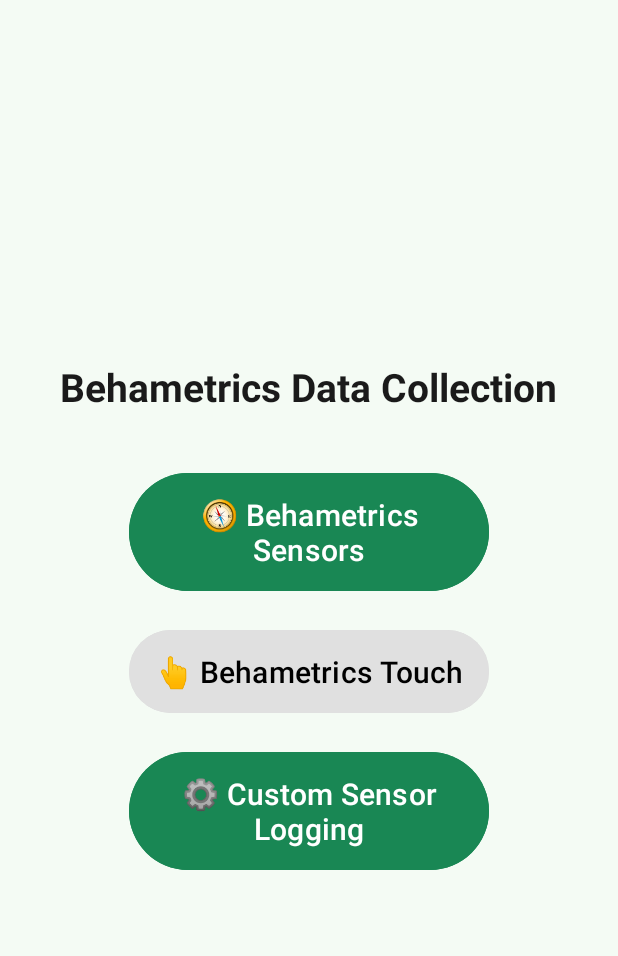
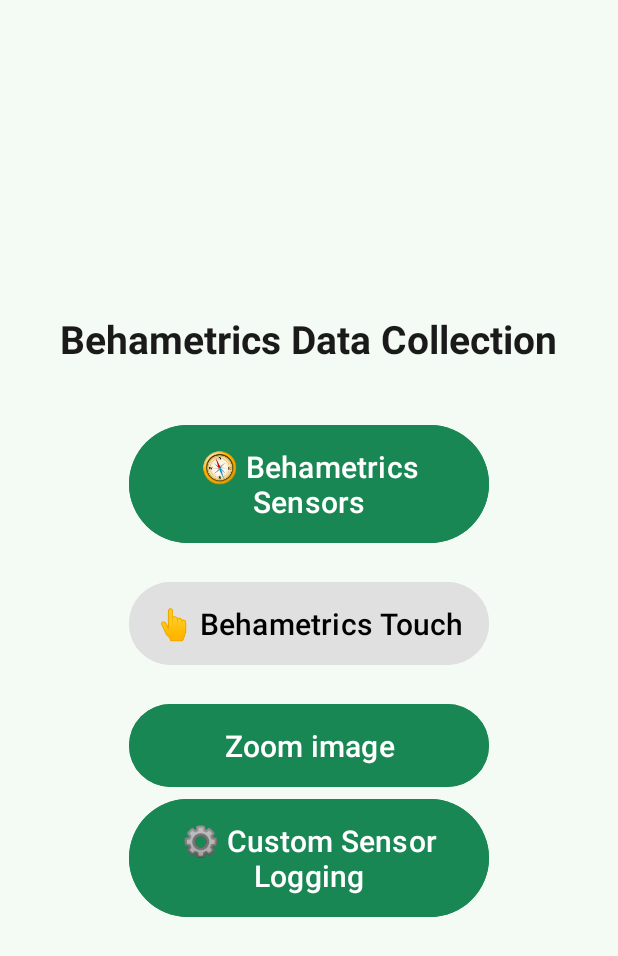
Before and after one commit to MarekBs/DP_25, an Android app: the screen it shows after launch (MainActivity), on a phone screen of 412 x 824 dp. Shown: the top 956 px of the screen. Run offline under Robolectric (Android 15) with nearby library versions, the phone set to English and light mode, and no system bars.

Commit message:
zoom img added

```diff
--- a/app/build.gradle.kts
+++ b/app/build.gradle.kts
@@ -48,6 +48,7 @@
 
     implementation("androidx.lifecycle:lifecycle-viewmodel-ktx:2.8.4")
     implementation("androidx.viewpager2:viewpager2:1.0.0")
+    implementation("com.github.chrisbanes:PhotoView:2.3.0")
     implementation("com.google.android.material:material:1.10.0")
     implementation("androidx.fragment:fragment-ktx:1.8.4")
     implementation(libs.androidx.core.ktx)
--- a/app/src/main/java/com/example/dp_app/fragments/BehametricsFragment.kt
+++ b/app/src/main/java/com/example/dp_app/fragments/BehametricsFragment.kt
@@ -64,9 +64,7 @@
             viewModel.stopLogging(requireActivity())
             uploadNonTouchLogs()
         }
-        view.findViewById<View>(R.id.behaFrag).setOnClickListener {
-            hideKeyboard()
-        }
+
 
         dropdown = view.findViewById(R.id.dropdown)
 
--- a/app/src/main/java/com/example/dp_app/fragments/IntroFragment.kt
+++ b/app/src/main/java/com/example/dp_app/fragments/IntroFragment.kt
@@ -21,6 +21,7 @@
         val btnSensors = view.findViewById<Button>(R.id.btn_sensors)
         val btnTouch = view.findViewById<Button>(R.id.btn_touch)
         val btnLogging = view.findViewById<Button>(R.id.btn_logging)
+        val btnZoom = view.findViewById<Button>(R.id.btn_zoom)
 
         btnSensors.setOnClickListener {
             findNavController().navigate(R.id.action_introFragment_to_behametricsFragment)
@@ -34,6 +35,10 @@
             findNavController().navigate(R.id.action_introFragment_to_sensorFragment)
         }
 
+        btnZoom.setOnClickListener {
+            findNavController().navigate(R.id.action_introFragment_to_cropFragment)
+        }
+
         return view
     }
 }
--- a/app/src/main/res/layout/fragment_intro.xml
+++ b/app/src/main/res/layout/fragment_intro.xml
@@ -45,6 +45,17 @@
         android:textSize="20dp"
         android:layout_marginBottom="18dp" />
 
+    <Button
+        android:id="@+id/btn_zoom"
+        android:layout_width="240dp"
+        android:layout_height="wrap_content"
+        android:text="Zoom image"
+        android:textAllCaps="false"
+        android:textSize="20dp"
+        android:backgroundTint="#198754"
+        android:textColor="#FFFFFF"
+        android:padding="14dp" />
+
 
     <Button
         android:id="@+id/btn_logging"
@@ -57,4 +68,6 @@
         android:textColor="#FFFFFF"
         android:padding="14dp" />
 
+
+
 </LinearLayout>
--- a/app/src/main/res/navigation/nav_graph.xml
+++ b/app/src/main/res/navigation/nav_graph.xml
@@ -18,6 +18,9 @@
         <action
             android:id="@+id/action_introFragment_to_sensorFragment"
             app:destination="@id/sensorFragment" />
+        <action
+            android:id="@+id/action_introFragment_to_cropFragment"
+            app:destination="@id/cropFragment" />
     </fragment>
     <fragment
         android:id="@+id/behametricsFragment"
@@ -31,6 +34,10 @@
         android:id="@+id/sensorFragment"
         android:name="com.example.dp_app.SensorFragment"
         android:label="SensorFragment" />
+    <fragment
+        android:id="@+id/cropFragment"
+        android:name="com.example.dp_app.fragments.CropFragment"
+        android:label="CropFragment" />
 
 
 </navigation>
```
Also changed, not shown: app/src/main/java/com/example/dp_app/fragments/CropFragment.kt (added, +53 -0 lines), app/src/main/res/drawable/crop_border.xml (added, +10 -0 lines), app/src/main/res/layout/fragment_crop.xml (added, +33 -0 lines), app/src/main/res/drawable/stvorec_zoom.jpg (added).
